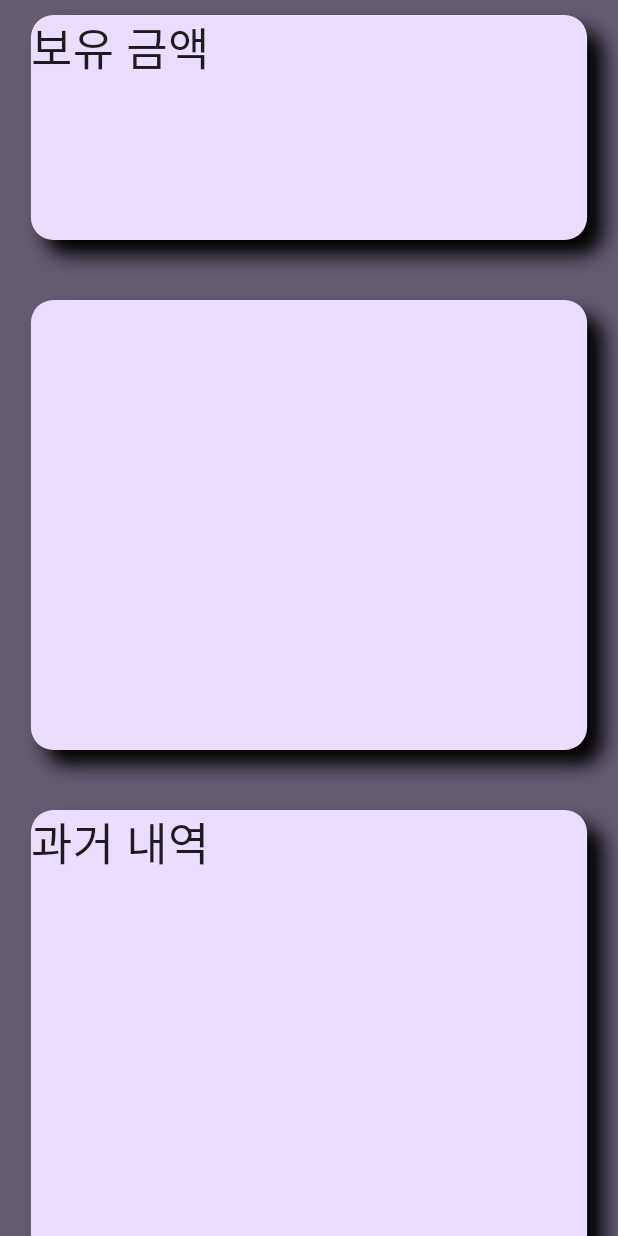
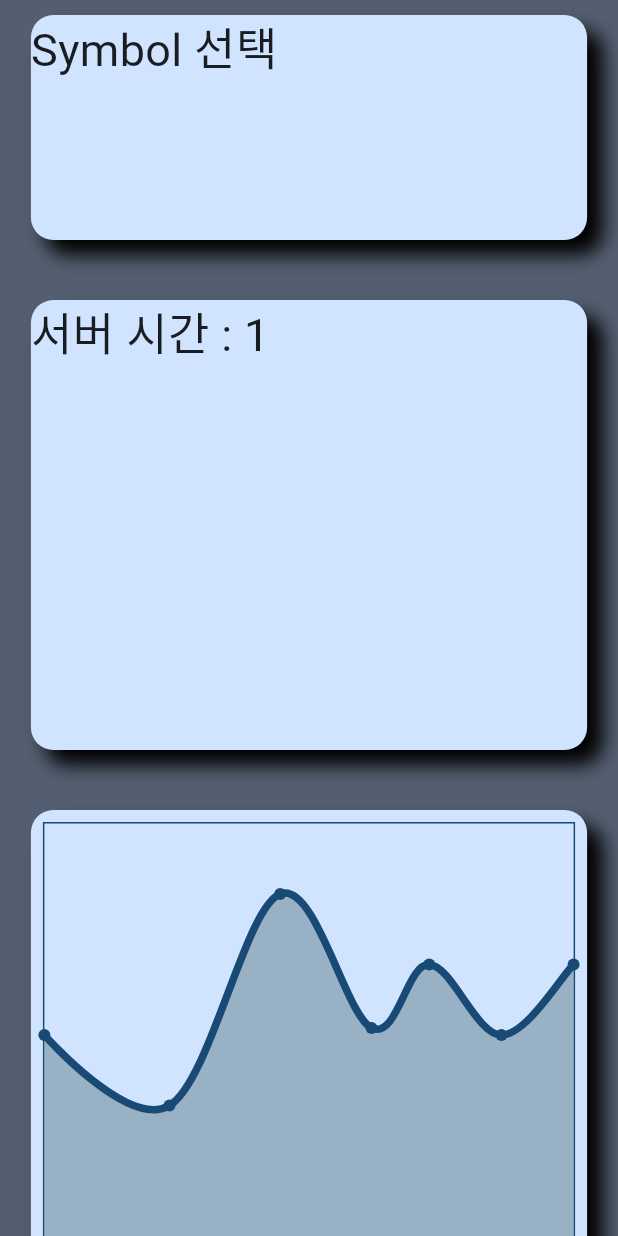
Before and after one commit to k984530/CryptoTrend, a Flutter app: the screen it shows after launch, on a phone screen of 412 x 824 dp. Run offline on Flutter 3.47's test engine with Material 2 defaults, Android fonts, the phone set to English and light mode, and no system bars; drawn by our look-alikes of fl_chart; our stand-ins replace get.

Commit message:
[ADD] chart

```diff
--- /dev/null
+++ b/lib/Data/Chart.dart
@@ -0,0 +1,59 @@
+import 'package:fl_chart/fl_chart.dart';
+import 'package:flutter/material.dart';
+
+LineChartData mainChart(BuildContext context) {
+  return LineChartData(
+    gridData: FlGridData(
+      show: false,
+      drawVerticalLine: true,
+      getDrawingHorizontalLine: (value) {
+        return FlLine(
+          color: Theme.of(context).colorScheme.onPrimaryContainer,
+          strokeWidth: 1,
+        );
+      },
+      getDrawingVerticalLine: (value) {
+        return FlLine(
+          color: Theme.of(context).colorScheme.onPrimaryContainer,
+          strokeWidth: 1,
+        );
+      },
+    ),
+    titlesData: const FlTitlesData(
+      topTitles: AxisTitles(sideTitles: SideTitles(showTitles: false)),
+      rightTitles: AxisTitles(sideTitles: SideTitles(showTitles: false)),
+      show: false,
+    ),
+    borderData: FlBorderData(
+        show: true,
+        border: Border.all(
+            color: Theme.of(context).colorScheme.onPrimaryContainer, width: 1)),
+    minX: 0,
+    maxX: 11,
+    minY: 0,
+    maxY: 6,
+    lineBarsData: [
+      LineChartBarData(
+        color: Theme.of(context).colorScheme.onPrimaryContainer,
+        spots: [
+          FlSpot(0, 3),
+          FlSpot(2.6, 2),
+          FlSpot(4.9, 5),
+          FlSpot(6.8, 3.1),
+          FlSpot(8, 4),
+          FlSpot(9.5, 3),
+          FlSpot(11, 4),
+        ],
+        isCurved: true,
+        barWidth: 5,
+        isStrokeCapRound: true,
+        dotData: FlDotData(
+          show: true,
+        ),
+        belowBarData: BarAreaData(
+          show: true,
+        ),
+      ),
+    ],
+  );
+}
--- /dev/null
+++ b/lib/Data/Servertime.dart
@@ -0,0 +1,54 @@
+// ignore_for_file: public_member_api_docs, sort_constructors_first
+import 'dart:convert';
+
+class ServerTime {
+  int _serverTime;
+
+  int get serverTime => _serverTime;
+
+  set serverTime(int value) {
+    _serverTime = value;
+  }
+
+  ServerTime({
+    required int serverTime,
+  }) : _serverTime = serverTime;
+
+  Map<String, dynamic> toMap() {
+    return <String, dynamic>{
+      'serverTime': serverTime,
+    };
+  }
+
+  factory ServerTime.fromMap(Map<String, dynamic> map) {
+    return ServerTime(
+      serverTime: map['serverTime'] as int,
+    );
+  }
+
+  String toJson() => json.encode(toMap());
+
+  factory ServerTime.fromJson(String source) =>
+      ServerTime.fromMap(json.decode(source) as Map<String, dynamic>);
+
+  ServerTime copyWith({
+    int? serverTime,
+  }) {
+    return ServerTime(
+      serverTime: serverTime ?? this.serverTime,
+    );
+  }
+
+  @override
+  String toString() => 'ServerTime(serverTime: $serverTime)';
+
+  @override
+  bool operator ==(covariant ServerTime other) {
+    if (identical(this, other)) return true;
+
+    return other.serverTime == serverTime;
+  }
+
+  @override
+  int get hashCode => serverTime.hashCode;
+}
--- a/lib/controller/SimpleController.dart
+++ b/lib/controller/SimpleController.dart
@@ -1,12 +1,13 @@
 import 'package:get/get.dart';
 import 'package:http/http.dart' as http;
+import 'package:test/Data/Servertime.dart';
 
 class SimpleController extends GetxController {
   int counter = 0;
   final String baseURL = 'https://fapi.binance.com/';
   final String time = "fapi/v1/time";
   final request = Uri.parse('https://fapi.binance.com/fapi/v1/time');
-  final response = ''.obs;
+  Rx<ServerTime> response = ServerTime(serverTime: 1).obs;
   void increase() {
     counter++;
     update();
@@ -14,8 +15,9 @@ class SimpleController extends GetxController {
 
   Future<void> test() async {
     await http.get(request).then((value) {
-      response.value = value.body;
+      print("1 : " + value.body);
+      response.value = ServerTime.fromJson(value.body);
+      print(response.value.serverTime);
     });
-    update();
   }
 }
--- a/lib/main.dart
+++ b/lib/main.dart
@@ -20,13 +20,7 @@ class MyApp extends StatelessWidget {
       title: 'Flutter Demo',
       theme: ThemeData(
         colorScheme: ColorScheme.fromSeed(
-          seedColor: Colors.deepPurple,
-        ),
-        useMaterial3: true,
-      ),
-      darkTheme: ThemeData(
-        colorScheme: ColorScheme.fromSeed(
-          seedColor: Color.fromARGB(255, 0, 0, 0),
+          seedColor: Colors.blue,
         ),
         useMaterial3: true,
       ),
--- a/lib/screen/HomeScreen.dart
+++ b/lib/screen/HomeScreen.dart
@@ -1,7 +1,9 @@
+import 'package:fl_chart/fl_chart.dart';
 import 'package:flutter/foundation.dart';
 import 'package:flutter/material.dart';
 import 'package:flutter/widgets.dart';
 import 'package:get/get.dart';
+import 'package:test/Data/Chart.dart';
 
 import '../controller/SimpleController.dart';
 
@@ -20,9 +22,7 @@ class HomeScreen extends StatelessWidget {
               crossAxisAlignment: CrossAxisAlignment.end,
               children: [
                 GestureDetector(
-                  onTap: () {
-                    Get.toNamed('/first');
-                  },
+                  onTap: () {},
                   child: Container(
                     margin: EdgeInsets.only(top: 10),
                     height: 150,
@@ -39,7 +39,7 @@ class HomeScreen extends StatelessWidget {
                       color: Theme.of(context).colorScheme.primaryContainer,
                     ),
                     child: Text(
-                      "보유 금액",
+                      "Symbol 선택",
                       style: TextStyle(
                         fontSize: 30,
                       ),
@@ -67,7 +67,12 @@ class HomeScreen extends StatelessWidget {
                         color: Theme.of(context).colorScheme.primaryContainer,
                       ),
                       child: Text(
-                        Get.find<SimpleController>().response.value,
+                        "서버 시간 : " +
+                            Get.find<SimpleController>()
+                                .response
+                                .value
+                                .serverTime
+                                .toString(),
                         style: TextStyle(
                           fontSize: 30,
                         ),
@@ -90,10 +95,12 @@ class HomeScreen extends StatelessWidget {
                     ],
                     color: Theme.of(context).colorScheme.primaryContainer,
                   ),
-                  child: Text(
-                    "과거 내역",
-                    style: TextStyle(
-                      fontSize: 30,
+                  child: Padding(
+                    padding: const EdgeInsets.all(8.0),
+                    child: Center(
+                      child: LineChart(
+                        mainChart(context),
+                      ),
                     ),
                   ),
                 ),
--- a/pubspec.yaml
+++ b/pubspec.yaml
@@ -15,6 +15,7 @@ dependencies:
   get: ^4.6.5
   google_fonts: ^5.1.0
   http: ^1.1.0
+  fl_chart: ^0.63.0
 
 dev_dependencies:
   flutter_test:
```
Also changed, not shown: pubspec.lock.
